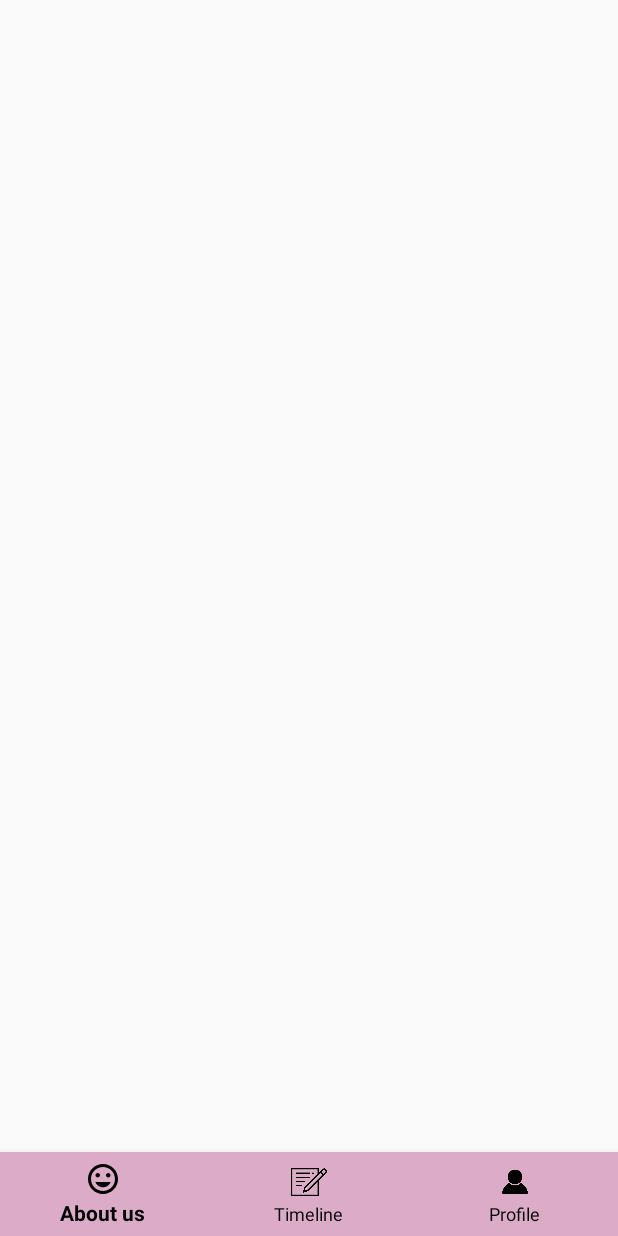
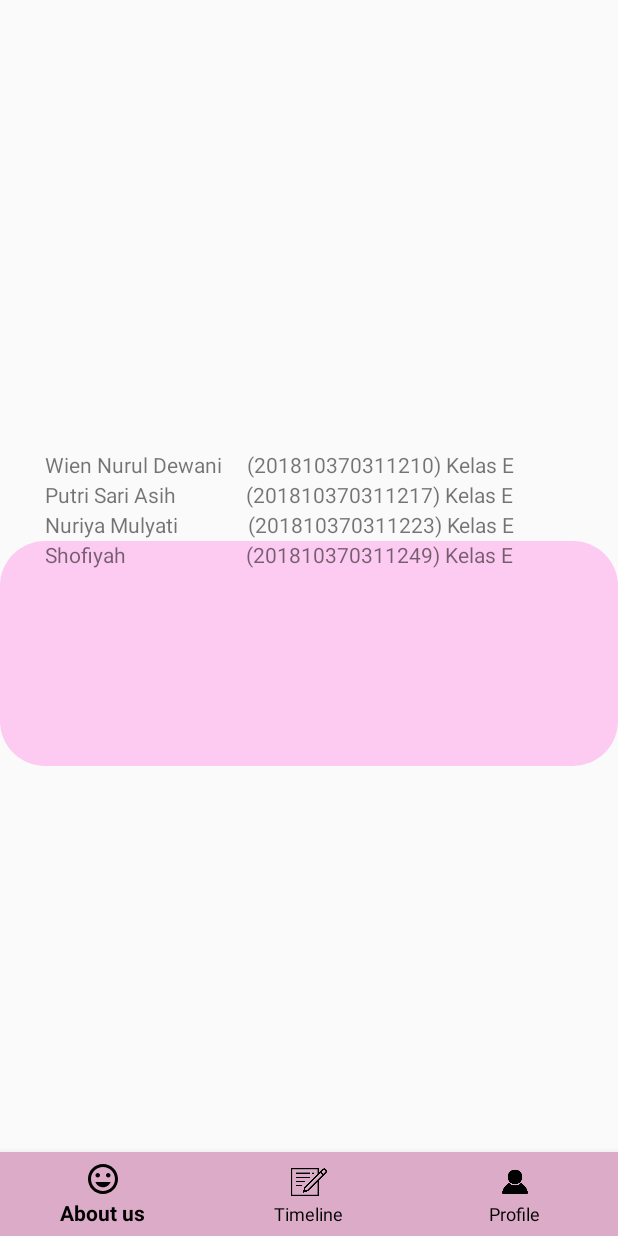
Before and after one commit to Putrisrsh/mudy, an Android app: the Notes screen opened directly, with no data from a screen before it, on a phone screen of 412 x 824 dp. Run offline under Robolectric (Android 15) with nearby library versions, the phone set to English and light mode, and no system bars.

Commit message:
input daftar anggota

```diff
--- a/app/src/main/res/layout/activity_notes.xml
+++ b/app/src/main/res/layout/activity_notes.xml
@@ -17,4 +17,47 @@
         app:menu="@menu/menu_nav"
         android:layout_alignParentBottom="true"/>
 
+    <ImageView
+        android:layout_width="match_parent"
+        android:layout_height="150dp"
+        android:layout_above="@+id/bottom_navigation"
+        android:layout_marginBottom="257dp"
+        android:background="@drawable/custom_button" />
+
+    <TextView
+        android:id="@+id/tv_1"
+        android:layout_width="350dp"
+        android:layout_height="wrap_content"
+        android:layout_below="@+id/sapaan"
+        android:layout_marginLeft="30dp"
+        android:layout_marginTop="300dp"
+        android:text="Wien Nurul Dewani     (201810370311210) Kelas E" />
+
+    <TextView
+        android:id="@+id/tv_2"
+        android:layout_width="350dp"
+        android:layout_height="wrap_content"
+        android:layout_below="@+id/sapaan"
+        android:layout_marginLeft="30dp"
+        android:layout_marginTop="320dp"
+        android:text="Putri Sari Asih              (201810370311217) Kelas E" />
+
+    <TextView
+        android:id="@+id/tv_3"
+        android:layout_width="350dp"
+        android:layout_height="wrap_content"
+        android:layout_below="@+id/sapaan"
+        android:layout_marginLeft="30dp"
+        android:layout_marginTop="340dp"
+        android:text="Nuriya Mulyati              (201810370311223) Kelas E" />
+
+    <TextView
+        android:id="@+id/tv_4"
+        android:layout_width="350dp"
+        android:layout_height="wrap_content"
+        android:layout_below="@+id/sapaan"
+        android:layout_marginLeft="30dp"
+        android:layout_marginTop="360dp"
+        android:text="Shofiyah                        (201810370311249) Kelas E" />
+
 </RelativeLayout>
```
